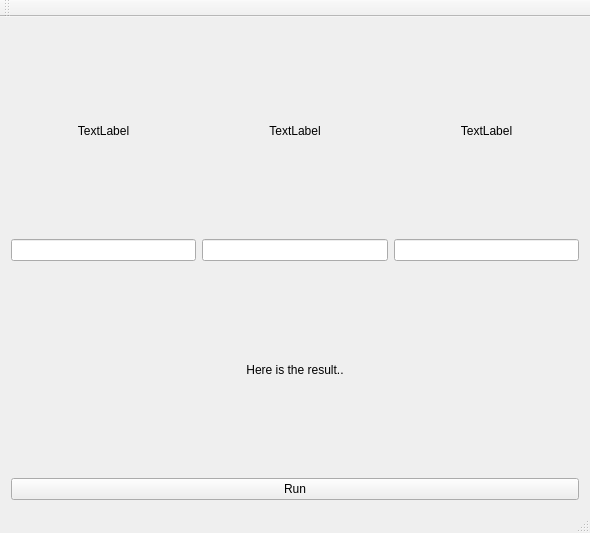
Before: the Qt Designer form src/mainwindow.ui in lheric/PerlinNoiseGenerator, drawn with Qt 5.
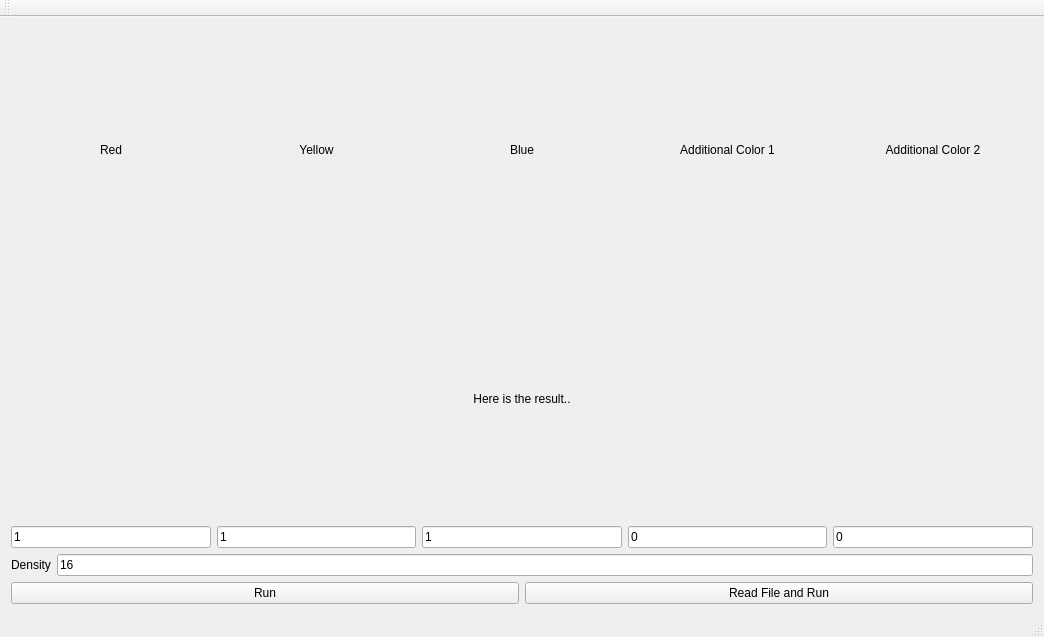
After: the same form once the commit is applied.

What changed in the file:
```diff
--- a/src/mainwindow.ui
+++ b/src/mainwindow.ui
@@ -6,8 +6,8 @@
    <rect>
     <x>0</x>
     <y>0</y>
-    <width>590</width>
-    <height>533</height>
+    <width>1044</width>
+    <height>637</height>
    </rect>
   </property>
   <property name="windowTitle">
@@ -26,7 +26,7 @@
          </sizepolicy>
         </property>
         <property name="text">
-         <string>TextLabel</string>
+         <string>Red</string>
         </property>
         <property name="alignment">
          <set>Qt::AlignCenter</set>
@@ -42,7 +42,7 @@
          </sizepolicy>
         </property>
         <property name="text">
-         <string>TextLabel</string>
+         <string>Yellow</string>
         </property>
         <property name="alignment">
          <set>Qt::AlignCenter</set>
@@ -52,25 +52,32 @@
       <item>
        <widget class="QLabel" name="random3">
         <property name="text">
-         <string>TextLabel</string>
+         <string>Blue</string>
         </property>
         <property name="alignment">
          <set>Qt::AlignCenter</set>
         </property>
        </widget>
       </item>
-     </layout>
-    </item>
-    <item>
-     <layout class="QHBoxLayout" name="horizontalLayout">
       <item>
-       <widget class="QLineEdit" name="lineEdit_2"/>
+       <widget class="QLabel" name="random4">
+        <property name="text">
+         <string>Additional Color 1</string>
+        </property>
+        <property name="alignment">
+         <set>Qt::AlignCenter</set>
+        </property>
+       </widget>
       </item>
       <item>
-       <widget class="QLineEdit" name="lineEdit_3"/>
-      </item>
-      <item>
-       <widget class="QLineEdit" name="lineEdit"/>
+       <widget class="QLabel" name="random5">
+        <property name="text">
+         <string>Additional Color 2</string>
+        </property>
+        <property name="alignment">
+         <set>Qt::AlignCenter</set>
+        </property>
+       </widget>
       </item>
      </layout>
     </item>
@@ -95,11 +102,79 @@
      </layout>
     </item>
     <item>
-     <widget class="QPushButton" name="runBtn">
-      <property name="text">
-       <string>Run</string>
-      </property>
-     </widget>
+     <layout class="QHBoxLayout" name="horizontalLayout">
+      <item>
+       <widget class="QLineEdit" name="weightRed">
+        <property name="text">
+         <string>1</string>
+        </property>
+       </widget>
+      </item>
+      <item>
+       <widget class="QLineEdit" name="weightYellow">
+        <property name="text">
+         <string>1</string>
+        </property>
+       </widget>
+      </item>
+      <item>
+       <widget class="QLineEdit" name="weightBlue">
+        <property name="text">
+         <string>1</string>
+        </property>
+       </widget>
+      </item>
+      <item>
+       <widget class="QLineEdit" name="weightAdd1">
+        <property name="text">
+         <string>0</string>
+        </property>
+       </widget>
+      </item>
+      <item>
+       <widget class="QLineEdit" name="weightAdd2">
+        <property name="text">
+         <string>0</string>
+        </property>
+       </widget>
+      </item>
+     </layout>
+    </item>
+    <item>
+     <layout class="QHBoxLayout" name="horizontalLayout_5">
+      <item>
+       <widget class="QLabel" name="label">
+        <property name="text">
+         <string>Density</string>
+        </property>
+       </widget>
+      </item>
+      <item>
+       <widget class="QLineEdit" name="densityLineEdit">
+        <property name="text">
+         <string>16</string>
+        </property>
+       </widget>
+      </item>
+     </layout>
+    </item>
+    <item>
+     <layout class="QHBoxLayout" name="horizontalLayout_4">
+      <item>
+       <widget class="QPushButton" name="runBtn">
+        <property name="text">
+         <string>Run</string>
+        </property>
+       </widget>
+      </item>
+      <item>
+       <widget class="QPushButton" name="readFileAndRunBtn">
+        <property name="text">
+         <string>Read File and Run</string>
+        </property>
+       </widget>
+      </item>
+     </layout>
     </item>
    </layout>
   </widget>
```
Left out of the diff: 7 changed lines with no effect on the pictures.
